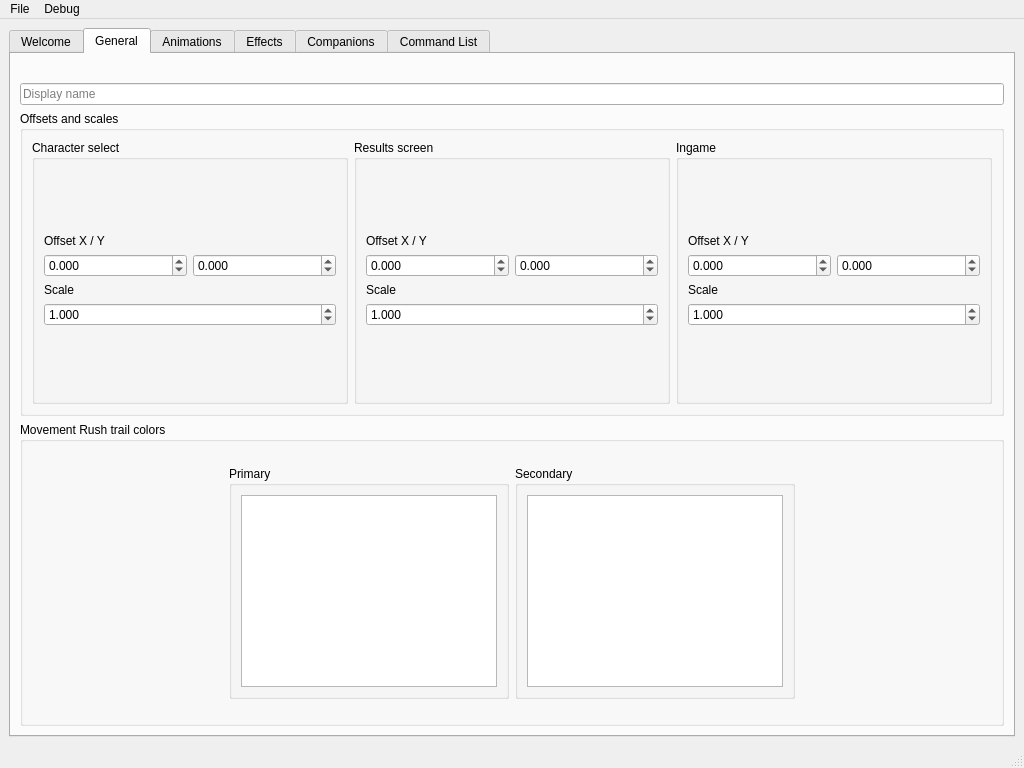
The window that gui-tool/ui/form.ui (headshot2017/smbzg-charloader) describes before a commit, drawn with Qt 5.
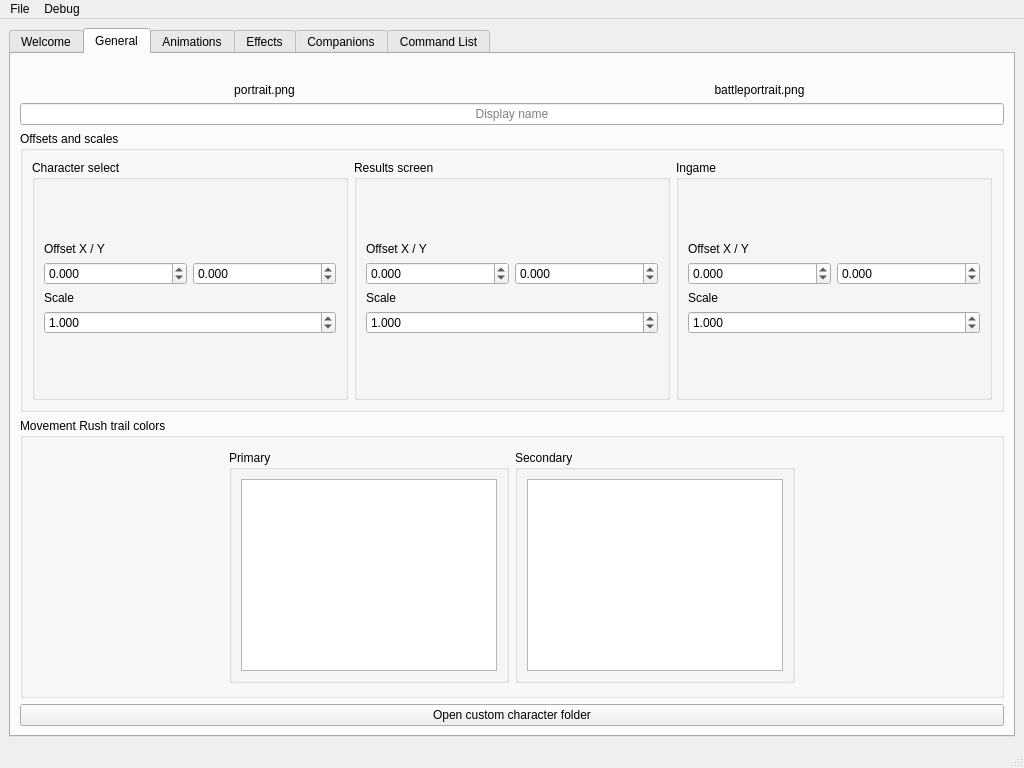
The same window after the commit. The open tabs and pages were chosen to show the change. Icons and pictures are not drawn. Custom widgets are drawn as their Qt base class.

Commit message: implemented companions tab

```diff
--- a/gui-tool/ui/form.ui
+++ b/gui-tool/ui/form.ui
@@ -63,7 +63,7 @@
        </attribute>
        <layout class="QVBoxLayout" name="verticalLayout_2">
         <item>
-         <layout class="QVBoxLayout" name="layout_tabGeneral" stretch="0,0,0,0">
+         <layout class="QVBoxLayout" name="layout_tabGeneral" stretch="0,0,0,0,0">
           <property name="leftMargin">
            <number>0</number>
           </property>
@@ -76,9 +76,11 @@
              <enum>QLayout::SetDefaultConstraint</enum>
             </property>
             <item>
+             <layout class="QVBoxLayout" name="verticalLayout_10">
+              <item>
              <widget class="PortraitLabel" name="lbl_portrait">
               <property name="sizePolicy">
-               <sizepolicy hsizetype="Maximum" vsizetype="Maximum">
+                 <sizepolicy hsizetype="Preferred" vsizetype="Fixed">
                 <horstretch>0</horstretch>
                 <verstretch>0</verstretch>
                </sizepolicy>
@@ -100,10 +102,33 @@
               </property>
              </widget>
             </item>
+              <item>
+               <widget class="QLabel" name="label_7">
+                <property name="sizePolicy">
+                 <sizepolicy hsizetype="Preferred" vsizetype="Fixed">
+                  <horstretch>0</horstretch>
+                  <verstretch>0</verstretch>
+                 </sizepolicy>
+                </property>
+                <property name="toolTip">
+                 <string>Character select portrait (Click to refresh)</string>
+                </property>
+                <property name="text">
+                 <string>portrait.png</string>
+                </property>
+                <property name="alignment">
+                 <set>Qt::AlignCenter</set>
+                </property>
+               </widget>
+              </item>
+             </layout>
+            </item>
+            <item>
+             <layout class="QVBoxLayout" name="verticalLayout">
             <item>
              <widget class="PortraitLabel" name="lbl_battlePortrait">
               <property name="sizePolicy">
-               <sizepolicy hsizetype="Maximum" vsizetype="Maximum">
+                 <sizepolicy hsizetype="Preferred" vsizetype="Maximum">
                 <horstretch>0</horstretch>
                 <verstretch>0</verstretch>
                </sizepolicy>
@@ -124,6 +149,27 @@
                <set>Qt::AlignCenter</set>
               </property>
              </widget>
+              </item>
+              <item>
+               <widget class="QLabel" name="label_8">
+                <property name="sizePolicy">
+                 <sizepolicy hsizetype="Preferred" vsizetype="Fixed">
+                  <horstretch>0</horstretch>
+                  <verstretch>0</verstretch>
+                 </sizepolicy>
+                </property>
+                <property name="toolTip">
+                 <string>Ingame HUD portrait (Click to refresh)</string>
+                </property>
+                <property name="text">
+                 <string>battleportrait.png</string>
+                </property>
+                <property name="alignment">
+                 <set>Qt::AlignCenter</set>
+                </property>
+               </widget>
+              </item>
+             </layout>
             </item>
            </layout>
           </item>
@@ -141,6 +187,12 @@
               <height>0</height>
              </size>
             </property>
+            <property name="toolTip">
+             <string>The character name to show ingame</string>
+            </property>
+            <property name="alignment">
+             <set>Qt::AlignCenter</set>
+            </property>
             <property name="placeholderText">
              <string>Display name</string>
             </property>
@@ -512,6 +564,13 @@
             </layout>
            </widget>
           </item>
+          <item>
+           <widget class="QPushButton" name="btn_openFolder">
+            <property name="text">
+             <string>Open custom character folder</string>
+            </property>
+           </widget>
+          </item>
          </layout>
         </item>
        </layout>
```
Left out of the diff: 22 changed lines with no effect on the pictures. Lines whose indentation alone changed are shown as unchanged. The commit also changes 5 other files.
